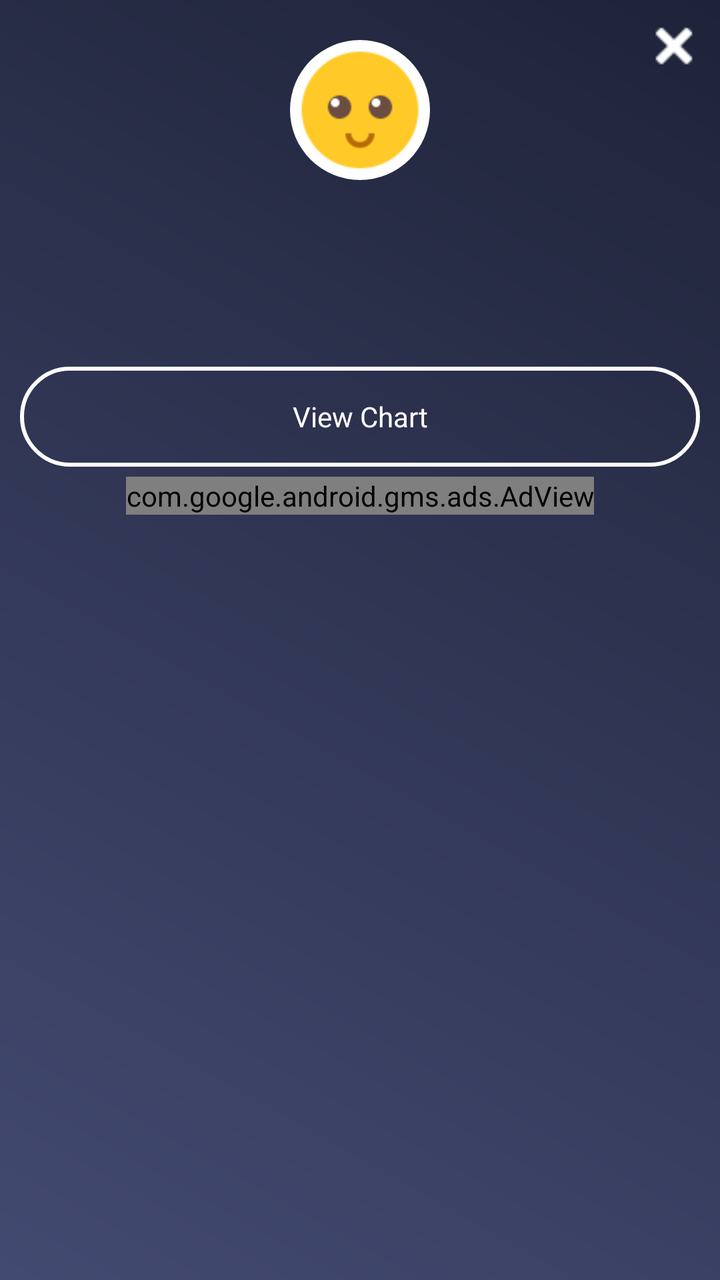
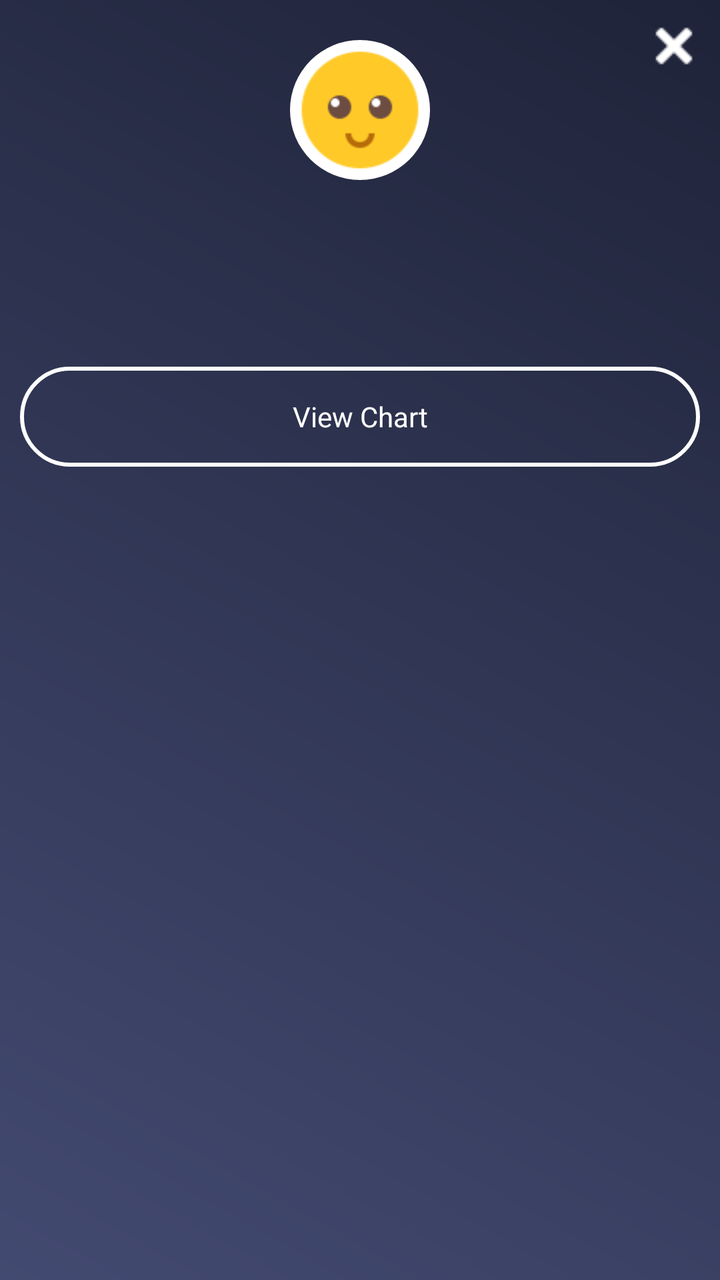

Before-and-after screenshots of an Android layout around one commit, followed by the original layout XML and the change that was made.
<!-- AndroidManifest.xml: application theme AppTheme -->
<!-- res/layout/popup_whr.xml -->
<?xml version="1.0" encoding="utf-8"?>
<RelativeLayout xmlns:android="http://schemas.android.com/apk/res/android"
    xmlns:aapt="http://schemas.android.com/aapt"
    xmlns:app="http://schemas.android.com/apk/res-auto"
    android:id="@+id/rl_main"
    android:layout_width="280dp"
    android:layout_height="wrap_content"
    android:background="@drawable/a1_grad"
    android:orientation="vertical">

    <ImageView
        android:id="@+id/iv_close"
        android:layout_width="wrap_content"
        android:layout_height="wrap_content"
        android:layout_alignParentRight="true"
        android:layout_margin="5dp"
        android:padding="5dp"
        android:src="@drawable/ic_close" />

    <ImageView
        android:id="@+id/iv_imoji"
        android:layout_width="70dp"
        android:layout_height="70dp"
        android:layout_centerHorizontal="true"
        android:layout_marginTop="20dp"
        android:background="@drawable/rounded_corner_imoji"
        android:src="@drawable/imoji_default" />

    <TextView
        android:id="@+id/tv_ans_bmr"
        android:layout_width="match_parent"
        android:layout_height="wrap_content"
        android:layout_below="@+id/iv_imoji"
        android:layout_marginLeft="10dp"
        android:layout_marginTop="10dp"
        android:layout_marginRight="10dp"
        android:gravity="center"
        android:paddingTop="5dp"
        android:textColor="@color/white"
        android:textSize="@dimen/textsize_16"
        android:textStyle="bold" />

    <TextView
        android:id="@+id/tv_ans_healthrisk"
        android:layout_width="match_parent"
        android:layout_height="wrap_content"
        android:layout_below="@+id/tv_ans_bmr"
        android:layout_marginLeft="10dp"
        android:layout_marginTop="10dp"
        android:layout_marginRight="10dp"
        android:gravity="center"
        android:paddingTop="5dp"
        android:paddingBottom="10dp"
        android:textColor="@color/white"
        android:textSize="@dimen/textsize_16"
        android:textStyle="bold" />

    <TextView
        android:id="@+id/tv_whr_chart"
        android:layout_width="match_parent"
        android:layout_height="50dp"
        android:layout_below="@+id/tv_ans_healthrisk"
        android:layout_marginLeft="10dp"
        android:layout_marginTop="10dp"
        android:layout_marginRight="10dp"
        android:layout_marginBottom="5dp"
        android:background="@drawable/rounded_corner_button"
        android:gravity="center"
        android:padding="5dp"
        android:text="@string/View_Chart"
        android:textColor="@color/white"
        android:textSize="@dimen/textsize_14" />

    <include
        android:id="@+id/ad_layout"
        layout="@layout/native_ad_popup"
        android:layout_width="match_parent"
        android:layout_height="wrap_content"
        android:layout_below="@+id/tv_whr_chart"
        android:layout_gravity="center" />
</RelativeLayout>
<!-- res/layout/native_ad_popup.xml (included above) -->
<?xml version="1.0" encoding="utf-8"?>
<LinearLayout xmlns:android="http://schemas.android.com/apk/res/android"
    xmlns:aapt="http://schemas.android.com/aapt"
    xmlns:app="http://schemas.android.com/apk/res-auto"
    android:layout_width="match_parent"
    android:layout_height="match_parent"
    android:orientation="vertical">

    <com.google.android.gms.ads.AdView
        android:id="@+id/adView"
        android:layout_width="wrap_content"
        android:layout_height="wrap_content"
        android:layout_above="@+id/ll_footer_menu"
        android:layout_gravity="center"
        app:adSize="280x50"
        app:adUnitId="@string/banner_ad_two" />
</LinearLayout>
<!-- resources referenced by this layout -->
<resources>
  <color name="white">#ffffff</color>
  <dimen name="textsize_14">14sp</dimen>
  <dimen name="textsize_16">16sp</dimen>
  <!-- drawable a1_grad (drawable) -->
  <?xml version="1.0" encoding="utf-8"?>
  <shape xmlns:android="http://schemas.android.com/apk/res/android">
      <gradient
          android:angle="225"
          android:endColor="#434A71"
          android:startColor="#1F2339" />
  
  
  </shape>
  <!-- drawable ic_close: png bitmap (drawable, 258 bytes) -->
  <!-- drawable imoji_default: png bitmap (drawable, 2394 bytes) -->
  <!-- drawable rounded_corner_button (drawable) -->
  <?xml version="1.0" encoding="utf-8"?>
  <shape xmlns:android="http://schemas.android.com/apk/res/android" xmlns:app="http://schemas.android.com/apk/res-auto" android:shape="rectangle">
      <solid android:color="@color/transperent"/>
      <stroke android:width="2dp" android:color="@color/white"/>
      <padding android:left="4dp" android:top="4dp" android:right="4dp" android:bottom="4dp"/>
      <corners android:radius="25dp"/>
  </shape>
  <!-- drawable rounded_corner_imoji (drawable) -->
  <?xml version="1.0" encoding="utf-8"?>
  <shape xmlns:android="http://schemas.android.com/apk/res/android"
      xmlns:aapt="http://schemas.android.com/aapt"
      xmlns:app="http://schemas.android.com/apk/res-auto"
      android:shape="rectangle">
      <solid android:color="#ffffff" />
      <stroke
          android:width="0dp"
          android:color="#06000d" />
      <padding
          android:bottom="0dp"
          android:left="0dp"
          android:right="0dp"
          android:top="0dp" />
      <corners android:radius="35dp" />
  </shape>
  <string name="View_Chart">View Chart</string>
  <string name="banner_ad_two">ca-app-pub-2957577039807154/5214904011</string>
  <style name="AppTheme" parent="Theme.AppCompat.Light.DarkActionBar">
          
          <item name="colorPrimary">@color/colorPrimary</item>
          <item name="colorPrimaryDark">@color/colorPrimaryDark</item>
          <item name="colorAccent">@color/colorAccent</item>
      </style>
  <color name="transperent">#00ffffff</color>
  <color name="colorPrimary">#434A71</color>
  <color name="colorPrimaryDark">#1F2339</color>
  <color name="colorAccent">#1F2339</color>
</resources>

<!-- the commit's change to res/layout/popup_whr.xml (unified diff, before → after) -->
@@ -71,29 +71,14 @@
         android:textColor="@color/white"
         android:textSize="@dimen/textsize_14" />
 
-    <include
-        android:id="@+id/ad_layout"
-        layout="@layout/native_ad_popup"
+    
+
+    <LinearLayout
+        android:id="@+id/normal_ad_include"
         android:layout_width="match_parent"
         android:layout_height="wrap_content"
+        android:orientation="vertical"
         android:layout_below="@+id/tv_whr_chart"
-        android:layout_gravity="center" />
+        android:layout_gravity="center"
+        android:gravity="center"/>
 </RelativeLayout>
-<!-- res/layout/native_ad_popup.xml (included above) -->
-<?xml version="1.0" encoding="utf-8"?>
-<LinearLayout xmlns:android="http://schemas.android.com/apk/res/android"
-    xmlns:aapt="http://schemas.android.com/aapt"
-    xmlns:app="http://schemas.android.com/apk/res-auto"
-    android:layout_width="match_parent"
-    android:layout_height="match_parent"
-    android:orientation="vertical">
-
-    <com.google.android.gms.ads.AdView
-        android:id="@+id/adView"
-        android:layout_width="wrap_content"
-        android:layout_height="wrap_content"
-        android:layout_above="@+id/ll_footer_menu"
-        android:layout_gravity="center"
-        app:adSize="280x50"
-        app:adUnitId="@string/banner_ad_two" />
-</LinearLayout>
<!-- resource entries referenced after the edit -->
@@ -41,7 +41,6 @@
       <corners android:radius="35dp" />
   </shape>
   <string name="View_Chart">View Chart</string>
-  <string name="banner_ad_two">ca-app-pub-2957577039807154/5214904011</string>
   <style name="AppTheme" parent="Theme.AppCompat.Light.DarkActionBar">
           
           <item name="colorPrimary">@color/colorPrimary</item>
